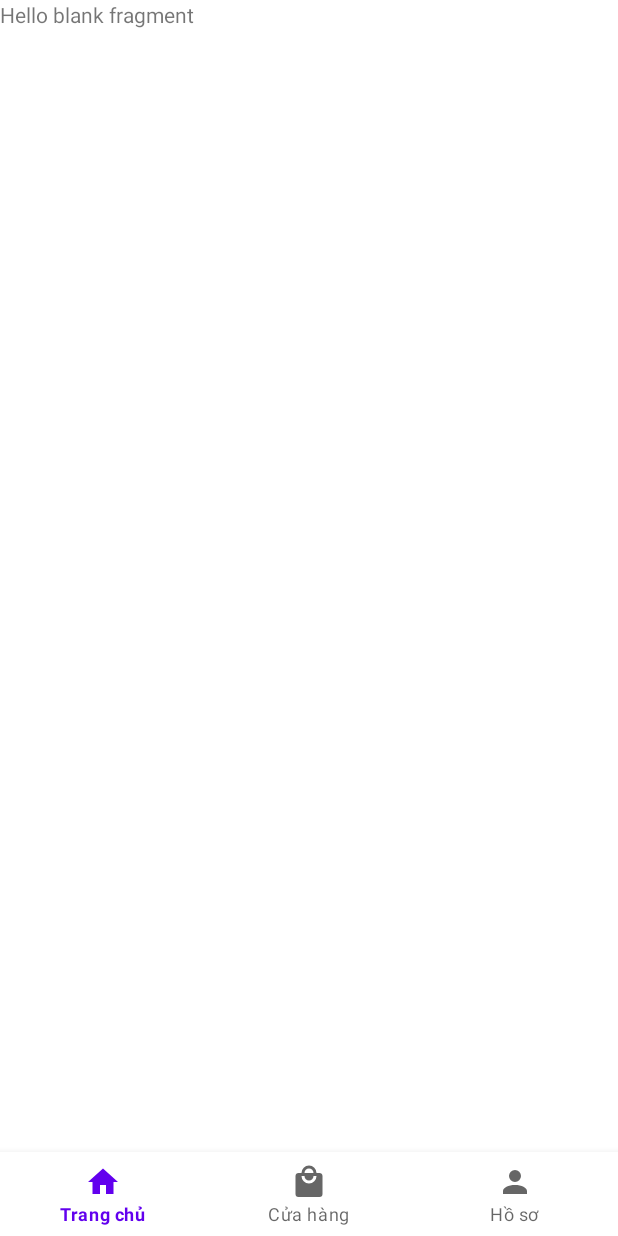
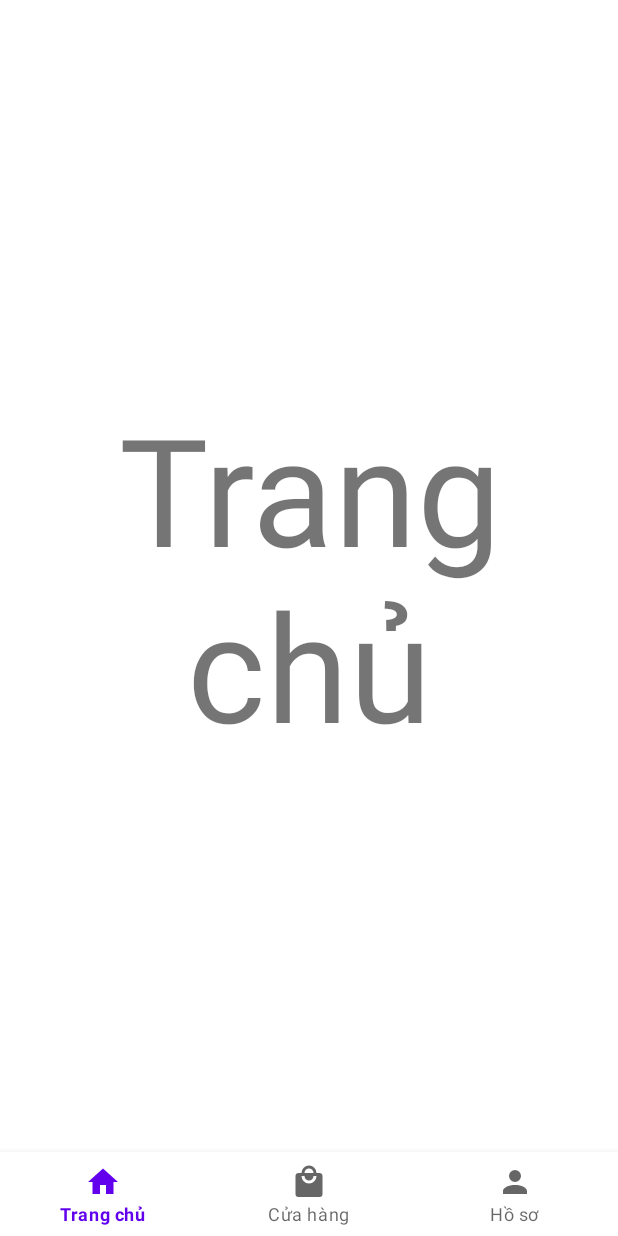
Before and after one commit to HoangArt/TastyMate, an Android app: the screen it shows after launch (MainActivity), on a phone screen of 412 x 824 dp. Run offline under Robolectric (Android 15) with nearby library versions, the phone set to English and light mode, and no system bars.

Commit message:
Giao diện test

```diff
--- a/app/src/main/res/layout/fragment_home.xml
+++ b/app/src/main/res/layout/fragment_home.xml
@@ -9,6 +9,8 @@
     <TextView
         android:layout_width="match_parent"
         android:layout_height="match_parent"
-        android:text="@string/hello_blank_fragment" />
+        android:text="Trang chủ"
+        android:gravity="center"
+        android:textSize="100dp"/>
 
 </FrameLayout>
--- a/app/src/main/res/layout/fragment_profile.xml
+++ b/app/src/main/res/layout/fragment_profile.xml
@@ -9,6 +9,8 @@
     <TextView
         android:layout_width="match_parent"
         android:layout_height="match_parent"
-        android:text="@string/hello_blank_fragment" />
+        android:text="Hồ sơ"
+        android:gravity="center"
+        android:textSize="100dp"/>
 
 </FrameLayout>
--- a/app/src/main/res/layout/fragment_store.xml
+++ b/app/src/main/res/layout/fragment_store.xml
@@ -9,6 +9,8 @@
     <TextView
         android:layout_width="match_parent"
         android:layout_height="match_parent"
-        android:text="@string/hello_blank_fragment" />
+        android:text="Cửa hàng"
+        android:gravity="center"
+        android:textSize="100dp"/>
 
 </FrameLayout>
--- a/app/src/main/res/values/strings.xml
+++ b/app/src/main/res/values/strings.xml
@@ -1,5 +1,4 @@
 <resources>
     <string name="app_name">Tasty Mate</string>
     <!-- TODO: Remove or change this placeholder text -->
-    <string name="hello_blank_fragment">Hello blank fragment</string>
 </resources>
```
